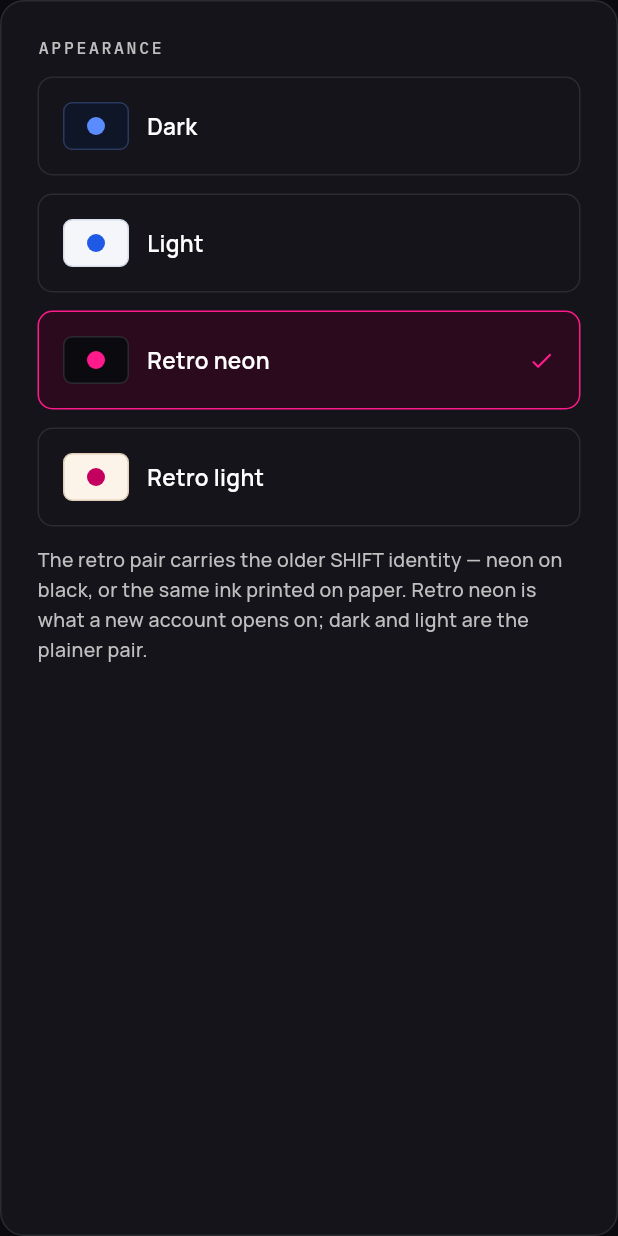
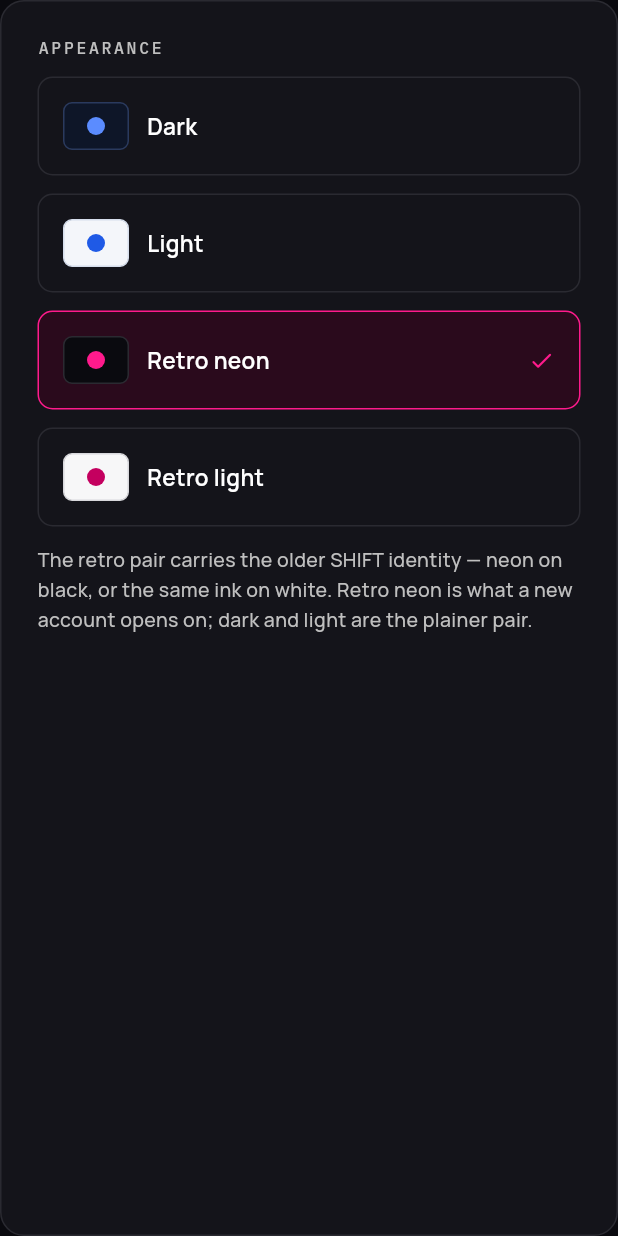
Before and after one commit to natehale05-gif/ShiftAI, a Flutter app: the _AppearanceCard widget shown alone on an empty page, opened directly, on a phone screen of 412 x 824 dp. Run offline on Flutter 3.47's test engine with Material 3 defaults, Android fonts, the phone set to English and light mode, and no system bars; our stand-ins replace file_picker, flutter_secure_storage, flutter_svg, shared_preferences, web; missing offline and left inert: dart:js_interop; accounts and stored records are empty.

Commit message:
Take the cream out of Retro light
The ground was #FCF4E8 with beige raised blocks, tan hairlines and brown
text on top of it. Together they read as aged paper rather than as the
light half of the retro pair.

Every warm value is now a neutral: the page near white, cards pure white,
raised blocks and hairlines plain grey. The accent, its hover, its tint
and the status colours are untouched — the pink was never the problem.

Body text is #0A0A0F, which is retro neon's own ground inverted onto
white, so the pair reads as one identity in two directions rather than as
two palettes that happen to share an accent.

The page is #F7F7F8 rather than #FFFFFF because it cannot be pure white.
A card has to sit above the page it is on, and on a light ground that
means lighter — there is nothing above white to raise a card to.
theme_contrast_test.dart holds that ordering for every theme, and it is
why the light theme's page is #F4F6FA rather than white too. The cards
themselves are #FFFFFF.

All 22 contrast pairings still clear their thresholds on this palette,
including the hairline on the page, which is the one a lighter ground
squeezes.

tool/make_icons.py's copy of the palette follows, per the note in it
about the two drifting apart. The Appearance card said the retro pair was
"the same ink printed on paper", which was describing the cream.

Co-Authored-By: Claude Opus 5 <noreply@anthropic.com>
Claude-Session: https://claude.ai/code/session_01Y191DHFE5nqQBwGSbFdGES

```diff
--- a/lib/features/settings/settings_surface.dart
+++ b/lib/features/settings/settings_surface.dart
@@ -104,8 +104,8 @@ class _AppearanceCard extends StatelessWidget {
           const SizedBox(height: Space.x3),
           Text(
             'The retro pair carries the older SHIFT identity — neon on '
-            'black, or the same ink printed on paper. Retro neon is what a '
-            'new account opens on; dark and light are the plainer pair.',
+            'black, or the same ink on white. Retro neon is what a new '
+            'account opens on; dark and light are the plainer pair.',
             style: ShiftType.caption(ShiftColors.of(context).textMuted),
           ),
         ],
--- a/lib/theme/tokens.dart
+++ b/lib/theme/tokens.dart
@@ -132,14 +132,24 @@ class ShiftColors extends ThemeExtension<ShiftColors> {
   /// The retro identity on paper rather than on black: the same hot pink
   /// and cyan, printed. Ink is warm near-black, never pure grey, and the
   /// pink is taken down far enough to carry white text.
+  // White, not cream. The warm ground this used to have (#FCF4E8, with
+  // beige surfaces and brown text to match) read as aged paper rather than
+  // as the light half of the retro pair.
+  //
+  // The page is a hair off white rather than #FFFFFF because a card has to
+  // sit above the page it is on, and on a light ground that means lighter
+  // — there is nothing above pure white to raise a card to.
+  // theme_contrast_test.dart holds that ordering for every theme.
   static const ShiftColors retroLight = ShiftColors(
-    bg: Color(0xFFFCF4E8),
+    bg: Color(0xFFF7F7F8),
     surface: Color(0xFFFFFFFF),
-    surfaceRaised: Color(0xFFF4E6D5),
-    border: Color(0xFFE2CFB8),
-    borderStrong: Color(0xFF6F5B49),
-    text: Color(0xFF1A120C),
-    textMuted: Color(0xFF6B5747),
+    surfaceRaised: Color(0xFFEDEDEF),
+    border: Color(0xFFD8D8DC),
+    borderStrong: Color(0xFF55555C),
+    // Retro's own ground, inverted onto white, so the pair reads as one
+    // identity in two directions.
+    text: Color(0xFF0A0A0F),
+    textMuted: Color(0xFF5F5F67),
     accent: Color(0xFFC4005F),
     accentHover: Color(0xFF99004A),
     accentSoft: Color(0xFFFFE1EE),
```
Also changed, not shown: 1 other file.
